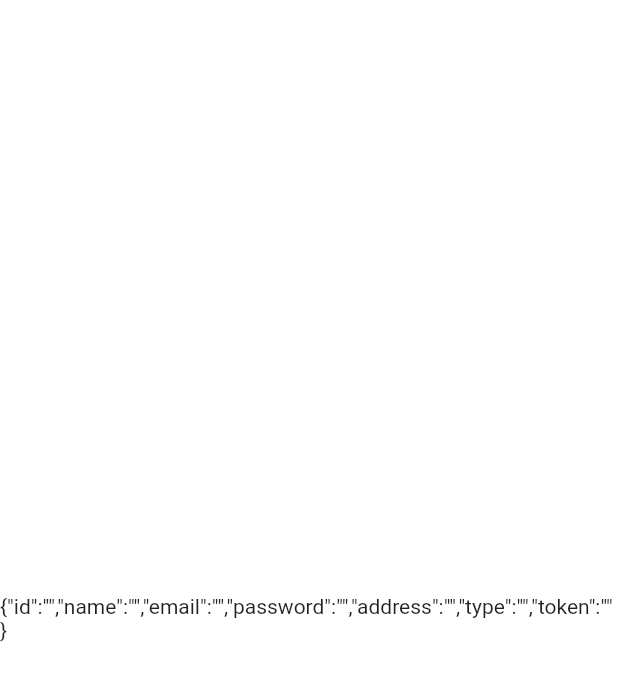
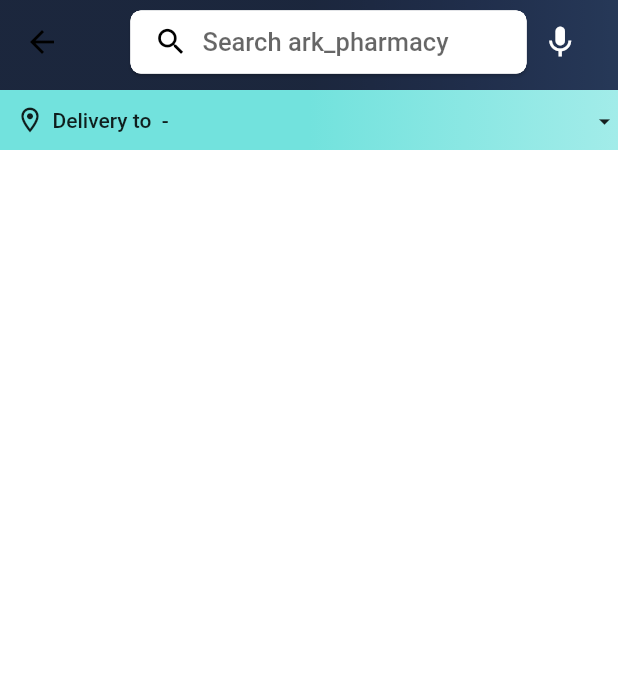
Before and after one commit to Manasseh919/ark_pharmacy, a Flutter app: the HomeScreen screen opened by its route, on a phone screen of 412 x 824 dp. Shown: the top 681 px of the screen. Run offline on Flutter 3.47's test engine with Material 2 defaults, Android fonts, the phone set to English and light mode, and no system bars; our stand-ins replace badges, shared_preferences; accounts and stored records are empty.

Commit message:
home screen ui app bar and below appbar complete

```diff
--- a/lib/features/home/screens/home_screen.dart
+++ b/lib/features/home/screens/home_screen.dart
@@ -1,9 +1,11 @@
+import 'package:ark_pharmacy/constants/global_variables.dart';
+import 'package:ark_pharmacy/features/home/widgets/address_box.dart';
 import 'package:ark_pharmacy/providers/user_provider.dart';
 import 'package:flutter/material.dart';
 import 'package:provider/provider.dart';
 
 class HomeScreen extends StatefulWidget {
-   static const String routeName = '/home';
+  static const String routeName = '/home';
   const HomeScreen({super.key});
 
   @override
@@ -15,9 +17,77 @@
   Widget build(BuildContext context) {
     final user = Provider.of<UserProvider>(context).user;
     return Scaffold(
-      body: Center(
-        child: Text(user.toJson()),
-      ),
-    );
+        appBar: PreferredSize(
+          preferredSize: const Size.fromHeight(60),
+          child: AppBar(
+            flexibleSpace: Container(
+              decoration: const BoxDecoration(
+                gradient: GlobalVariables.appBarGradient,
+              ),
+            ),
+            title: Row(
+              mainAxisAlignment: MainAxisAlignment.spaceBetween,
+              children: [
+                Expanded(
+                  child: Container(
+                    height: 42,
+                    margin: const EdgeInsets.only(left: 15),
+                    child: Material(
+                      borderRadius: BorderRadius.circular(7),
+                      elevation: 1,
+                      child: TextFormField(
+                        decoration: InputDecoration(
+                          prefixIcon: InkWell(
+                            onTap: () {},
+                            child: const Padding(
+                              padding: EdgeInsets.only(
+                                left: 6,
+                              ),
+                              child: Icon(
+                                Icons.search,
+                                color: Colors.black,
+                                size: 23,
+                              ),
+                            ),
+                          ),
+                          filled: true,
+                          fillColor: Colors.white,
+                          contentPadding: const EdgeInsets.only(top: 10),
+                          border: const OutlineInputBorder(
+                            borderRadius: BorderRadius.all(
+                              Radius.circular(7),
+                            ),
+                            borderSide: BorderSide.none,
+                          ),
+                          enabledBorder: const OutlineInputBorder(
+                            borderRadius: BorderRadius.all(
+                              Radius.circular(7),
+                            ),
+                            borderSide: BorderSide(
+                              color: Colors.white,
+                              width: 1,
+                            ),
+                          ),
+                          hintText: 'Search ark_pharmacy',
+                          hintStyle: const TextStyle(
+                              fontWeight: FontWeight.w500, fontSize: 17),
+                        ),
+                      ),
+                    ),
+                  ),
+                ),
+                Container(
+                  color: Colors.transparent,
+                  height: 42,
+                  margin: const EdgeInsets.symmetric(horizontal: 10),
+                  child: const Icon(Icons.mic, color: Colors.white, size: 25),
+                ),
+              ],
+            ),
+          ),
+        ),
+        body: Column(
+          children: [AddressBox()],
+        ));
   }
 }
--- /dev/null
+++ b/lib/features/home/widgets/address_box.dart
@@ -0,0 +1,57 @@
+
+import 'package:ark_pharmacy/providers/user_provider.dart';
+import 'package:flutter/material.dart';
+import 'package:provider/provider.dart';
+
+class AddressBox extends StatelessWidget {
+  const AddressBox({Key? key}) : super(key: key);
+
+  @override
+  Widget build(BuildContext context) {
+    final user = Provider.of<UserProvider>(context).user;
+
+    return Container(
+      height: 40,
+      decoration: const BoxDecoration(
+        gradient: LinearGradient(
+          colors: [
+            Color.fromARGB(255, 114, 226, 221),
+            Color.fromARGB(255, 162, 236, 233),
+          ],
+          stops: [0.5, 1.0],
+        ),
+      ),
+      padding: const EdgeInsets.only(left: 10),
+      child: Row(
+        children: [
+          const Icon(
+            Icons.location_on_outlined,
+            size: 20,
+          ),
+          Expanded(
+            child: Padding(
+              padding: const EdgeInsets.only(left: 5),
+              child: Text(
+                'Delivery to ${user.name} - ${user.address}',
+                style: const TextStyle(
+                  fontWeight: FontWeight.w500,
+                ),
+                overflow: TextOverflow.ellipsis,
+              ),
+            ),
+          ),
+          const Padding(
+            padding: EdgeInsets.only(
+              left: 5,
+              top: 2,
+            ),
+            child: Icon(
+              Icons.arrow_drop_down_outlined,
+              size: 18,
+            ),
+          )
+        ],
+      ),
+    );
+  }
+}
```
